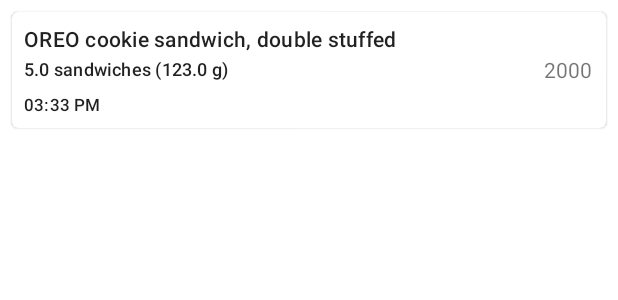
After one commit to mrredcon/foodtracker, an Android app: the layout list_diary.xml on its own in the app's theme, with its tools: preview values and no code run, on a phone screen of 412 x 824 dp. The commit adds this screen. Shown: the top 300 px of the screen. Run offline under Robolectric (Android 15) with nearby library versions, the light colour scheme and no system bars.

Commit message:
Make diary pretty

```diff
--- a/app/src/main/java/edu/utsa/cs3443/anw198/foodtracker/adapter/FoodSearchResultAdapter.java
+++ b/app/src/main/java/edu/utsa/cs3443/anw198/foodtracker/adapter/FoodSearchResultAdapter.java
@@ -97,7 +97,7 @@
             textViewTitle = itemView.findViewById(R.id.foodsearchresult_title);
             textViewMacros = itemView.findViewById(R.id.foodsearchresult_macros);
             textViewBrand = itemView.findViewById(R.id.foodsearchresult_brand);
-            cardView = itemView.findViewById(R.id.foodSearchResult_card);
+            cardView = itemView.findViewById(R.id.foodsearchresult_card);
             //activity = FragmentManager.findFragment(itemView).getActivity();
         }
     }
--- a/app/src/main/java/edu/utsa/cs3443/anw198/foodtracker/model/CompleteFood.java
+++ b/app/src/main/java/edu/utsa/cs3443/anw198/foodtracker/model/CompleteFood.java
@@ -6,9 +6,6 @@
 import java.util.List;
 
 public class CompleteFood {
-
-    public CompleteFood() { }
-
     public CompleteFood(Food food, List<ServingSize> servingSizes, List<Nutrient> nutrients) {
         this.food = food;
         this.servingSizes = servingSizes;
--- a/app/src/main/res/layout/app_bar_main.xml
+++ b/app/src/main/res/layout/app_bar_main.xml
@@ -29,6 +29,7 @@
         android:layout_gravity="bottom|end"
         android:layout_marginEnd="@dimen/fab_margin"
         android:layout_marginBottom="16dp"
+        android:visibility="gone"
         app:srcCompat="@android:drawable/ic_dialog_email" />
 
 </androidx.coordinatorlayout.widget.CoordinatorLayout>
--- /dev/null
+++ b/app/src/main/res/layout/list_diary.xml
@@ -0,0 +1,67 @@
+<?xml version="1.0" encoding="utf-8"?>
+<com.google.android.material.card.MaterialCardView xmlns:android="http://schemas.android.com/apk/res/android"
+    android:id="@+id/diary_card"
+    android:layout_width="match_parent"
+    android:layout_height="wrap_content"
+    android:layout_margin="8dp"
+    android:clickable="true"
+    android:focusable="true">
+
+    <LinearLayout
+        android:layout_width="match_parent"
+        android:layout_height="match_parent"
+        android:orientation="horizontal"
+        android:weightSum="8">
+
+        <LinearLayout
+            android:layout_width="0dp"
+            android:layout_height="wrap_content"
+            android:layout_weight="7"
+            android:orientation="vertical">
+
+            <TextView
+                android:id="@+id/diary_title"
+                android:layout_width="wrap_content"
+                android:layout_height="wrap_content"
+                android:paddingLeft="8dp"
+                android:paddingTop="8dp"
+                android:paddingRight="8dp"
+                android:paddingBottom="2dp"
+                android:text="OREO cookie sandwich, double stuffed"
+                android:textAppearance="?attr/textAppearanceHeadline6"
+                android:textSize="14sp" />
+
+            <TextView
+                android:id="@+id/diary_servingsize"
+                android:layout_width="wrap_content"
+                android:layout_height="wrap_content"
+                android:paddingLeft="8dp"
+                android:paddingRight="8dp"
+                android:paddingBottom="8dp"
+                android:text="5.0 sandwiches (123.0 g)"
+                android:textAppearance="?attr/textAppearanceHeadline6"
+                android:textSize="12sp" />
+
+            <TextView
+                android:id="@+id/diary_time"
+                android:layout_width="wrap_content"
+                android:layout_height="wrap_content"
+                android:paddingLeft="8dp"
+                android:paddingRight="8dp"
+                android:paddingBottom="8dp"
+                android:text="03:33 PM"
+                android:textAppearance="?attr/textAppearanceHeadline6"
+                android:textSize="11sp" />
+
+        </LinearLayout>
+
+        <TextView
+            android:id="@+id/diary_calories"
+            android:layout_width="0dp"
+            android:layout_height="match_parent"
+            android:layout_weight="1"
+            android:gravity="center"
+            android:text="2000" />
+    </LinearLayout>
+
+</com.google.android.material.card.MaterialCardView>
--- a/app/src/main/res/layout/list_foodsearchresult.xml
+++ b/app/src/main/res/layout/list_foodsearchresult.xml
@@ -1,10 +1,11 @@
 <?xml version="1.0" encoding="utf-8"?>
 <com.google.android.material.card.MaterialCardView xmlns:android="http://schemas.android.com/apk/res/android"
-    android:id="@+id/foodSearchResult_card"
+    android:id="@+id/foodsearchresult_card"
     android:layout_width="match_parent"
     android:layout_height="wrap_content"
     android:layout_margin="8dp"
-    android:clickable="true">
+    android:clickable="true"
+    android:focusable="true">
 
     <LinearLayout
         android:layout_width="match_parent"
--- a/app/src/main/res/values/strings.xml
+++ b/app/src/main/res/values/strings.xml
@@ -17,6 +17,10 @@
     <string name="button_calendar">Open Calendar</string>
 
     <string name="foodsearchresult_macros">Calories: %1$.0f / Fat: %2$,.1f / Carbs: %3$,.1f / Protein: %4$,.1f</string>
+
+    <string name="diary_servings">%1$,.1f * %2$s (%3$,.1f %4$s)</string>
+    <string name="diary_servings_single">%1$s (%2$,.1f %3$s)</string>
+    <string name="diary_calories">%1$.0f</string>
 
     <string name="unit_grams">Grams</string>
     <string name="unit_micrograms">Micrograms</string>
```
Also changed, not shown: app/src/main/java/edu/utsa/cs3443/anw198/foodtracker/adapter/DiaryAdapter.java (added, +153 -0 lines), app/src/main/java/edu/utsa/cs3443/anw198/foodtracker/ui/diary/DiaryFragment.java (+28 -58 lines), app/src/main/res/layout/fragment_diary.xml (+6 -3 lines).
